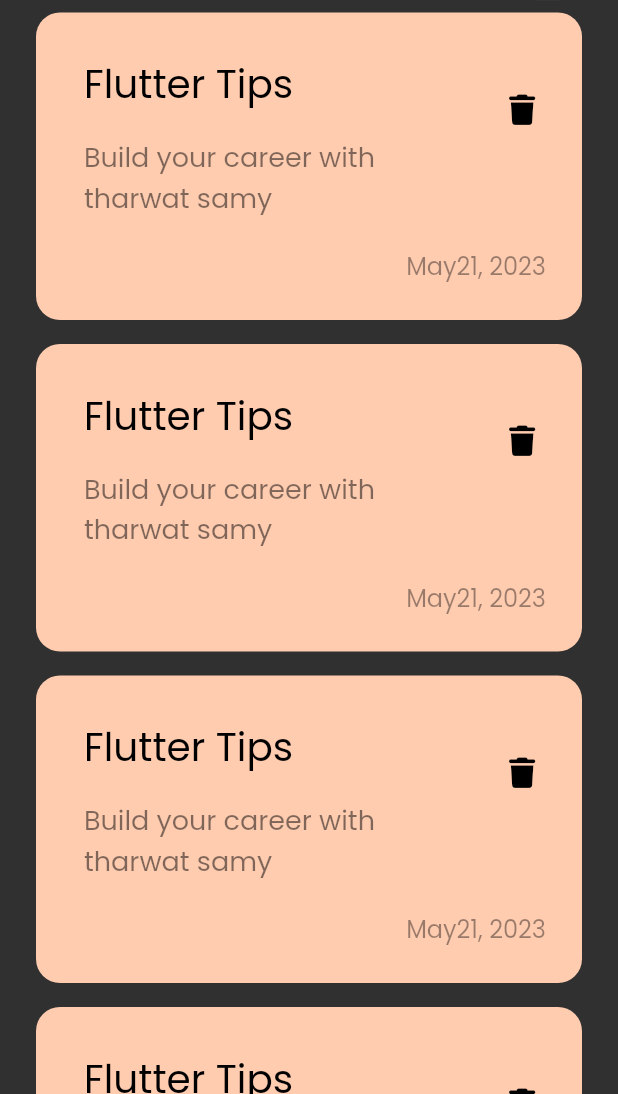
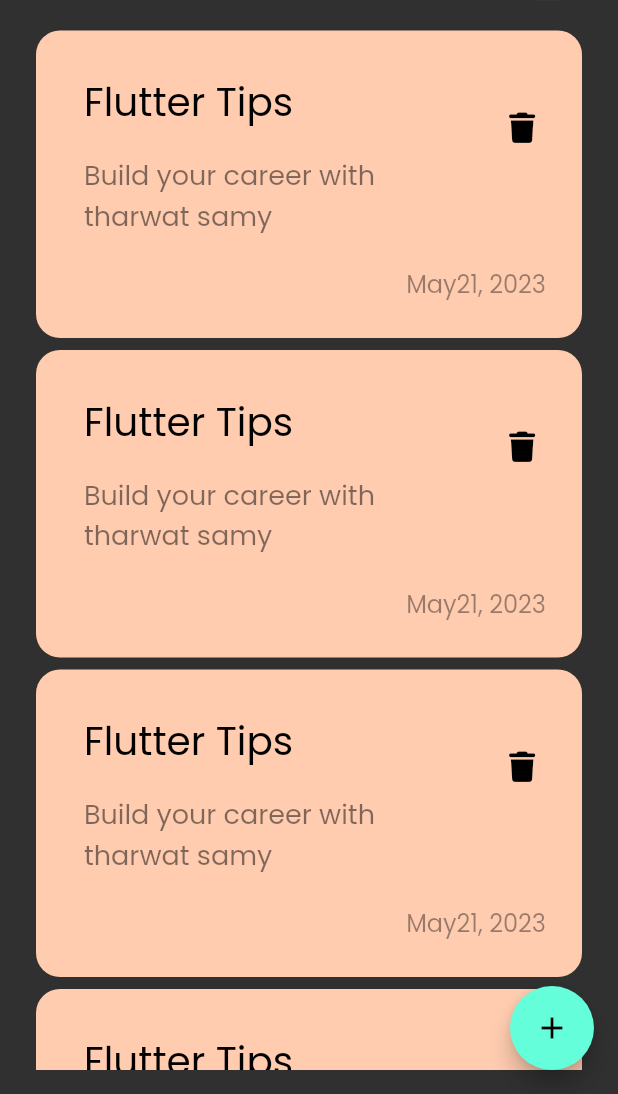
Before and after one commit to RehamAbdelmonem/notes_app, a Flutter app: the screen it shows after launch, on a phone screen of 412 x 824 dp, the part 142-1236 px from its top. Run offline on Flutter 3.47's test engine with Material 2 defaults, Android fonts, the phone set to English and light mode, and no system bars; our stand-ins replace font_awesome_flutter.

Commit message:
finish bottom notes view

```diff
--- a/lib/views/notes_view.dart
+++ b/lib/views/notes_view.dart
@@ -1,5 +1,5 @@
-
 import 'package:flutter/material.dart';
+import 'package:notes_app/widgets/add_note_bottom_sheet.dart';
 import 'package:notes_app/widgets/notes_view_body.dart';
 
 class NotesView extends StatelessWidget {
@@ -7,8 +7,22 @@ class NotesView extends StatelessWidget {
 
   @override
   Widget build(BuildContext context) {
-    return const Scaffold(
-      body: NotesViewBody(),
+    return Scaffold(
+      floatingActionButton: FloatingActionButton(
+        onPressed: () {
+          showModalBottomSheet(
+              shape: RoundedRectangleBorder(
+                  borderRadius: BorderRadius.circular(16)),
+              context: context,
+              builder: (context) {
+                return const AddNoteBottomSheet();
+              });
+        },
+        child: const Icon(
+          Icons.add,
+        ),
+      ),
+      body: const NotesViewBody(),
     );
   }
 }
--- /dev/null
+++ b/lib/widgets/constants.dart
@@ -0,0 +1,3 @@
+import 'package:flutter/material.dart';
+
+const kPrimaryColor = Color(0xff62FCD7);
--- a/lib/widgets/notes_list_view.dart
+++ b/lib/widgets/notes_list_view.dart
@@ -6,11 +6,16 @@ class NotesListView extends StatelessWidget {
 
   @override
   Widget build(BuildContext context) {
-    return ListView.builder(itemBuilder: (context, index) {
-      return const Padding(
-        padding:  EdgeInsets.symmetric(vertical:8.0),
-        child: NoteItem(),
-      );
-    });
+    return Padding(
+      padding: const EdgeInsets.symmetric(vertical:16.0),
+      child: ListView.builder(
+        padding: EdgeInsets.zero,
+        itemBuilder: (context, index) {
+        return const Padding(
+          padding:  EdgeInsets.symmetric(vertical:4.0),
+          child: NoteItem(),
+        );
+      }),
+    );
   }
 }
```
Also changed, not shown: lib/widgets/add_note_bottom_sheet.dart (added, +40 -0 lines), lib/widgets/custom_button.dart (added, +29 -0 lines), lib/widgets/custom_text_field.dart (added, +31 -0 lines).
